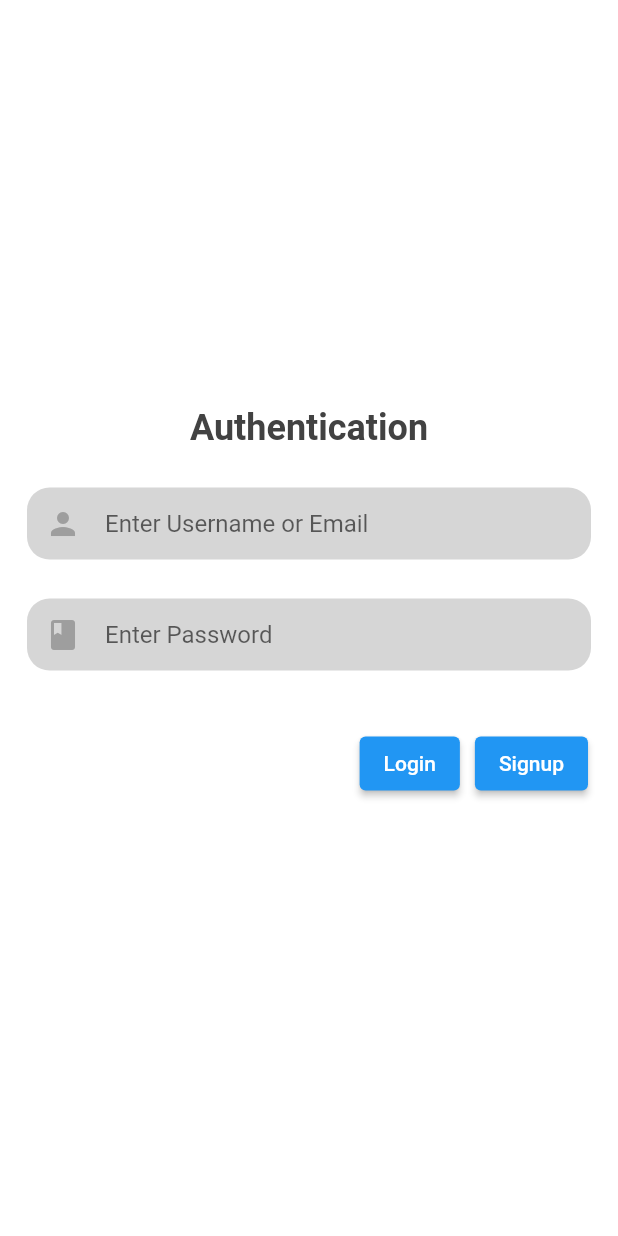
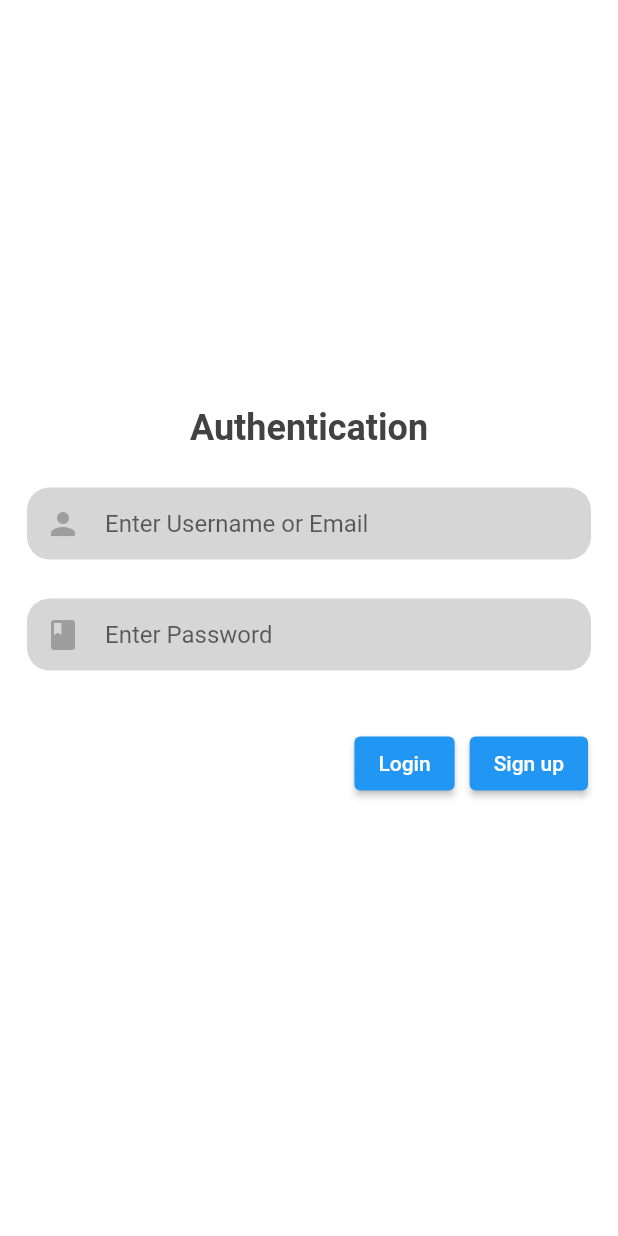
Before and after one commit to rez120/mobile-travel-application, a Flutter app: the screen it shows after launch, on a phone screen of 412 x 824 dp. Run offline on Flutter 3.47's test engine with Material 2 defaults, Android fonts, the phone set to English and light mode, and no system bars; our stand-ins replace flutter_spinkit.

Commit message:
corrected sign up button in login screen

```diff
--- a/lib/helpers/info.dart
+++ b/lib/helpers/info.dart
@@ -1,2 +1,2 @@
-String username = "aaa";
-String password = "111";
+String username = "test";
+String password = "1234";
--- a/lib/screens/login_screen/login_screen.dart
+++ b/lib/screens/login_screen/login_screen.dart
@@ -92,7 +92,8 @@ class LoginScreen extends StatelessWidget {
                             },
                             child: Text("Login")),
                         SizedBox(width: 10.0),
-                        ElevatedButton(onPressed: () {}, child: Text("Signup")),
+                        ElevatedButton(
+                            onPressed: () {}, child: Text("Sign up")),
                       ],
                     ),
                   ),
```
